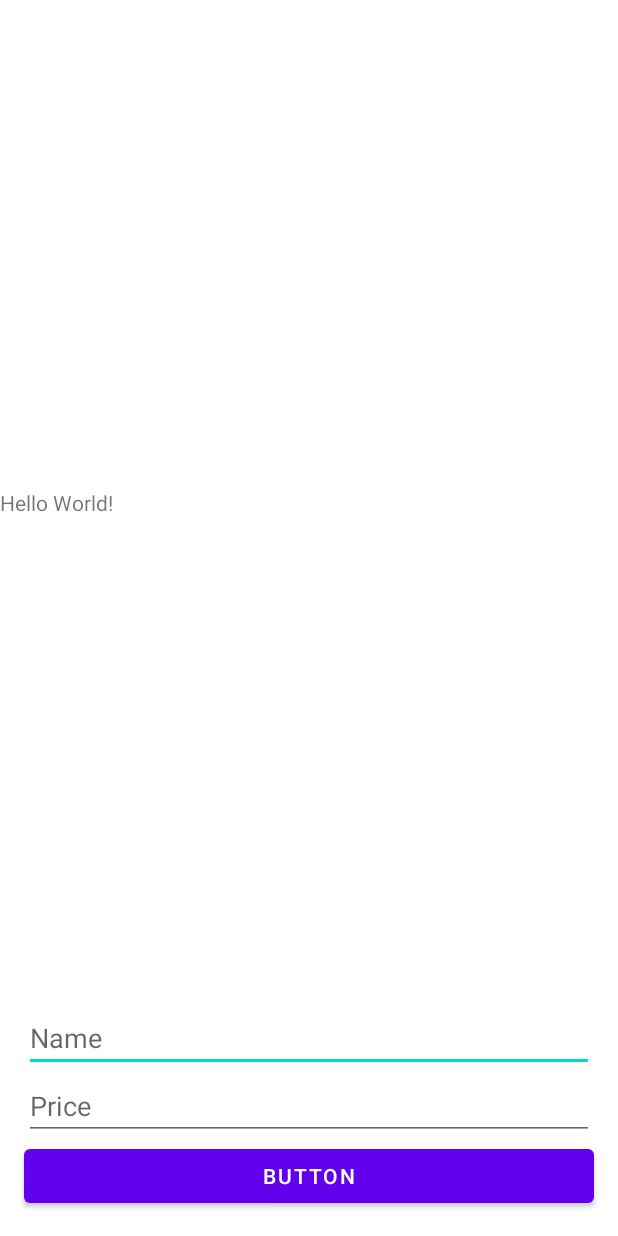
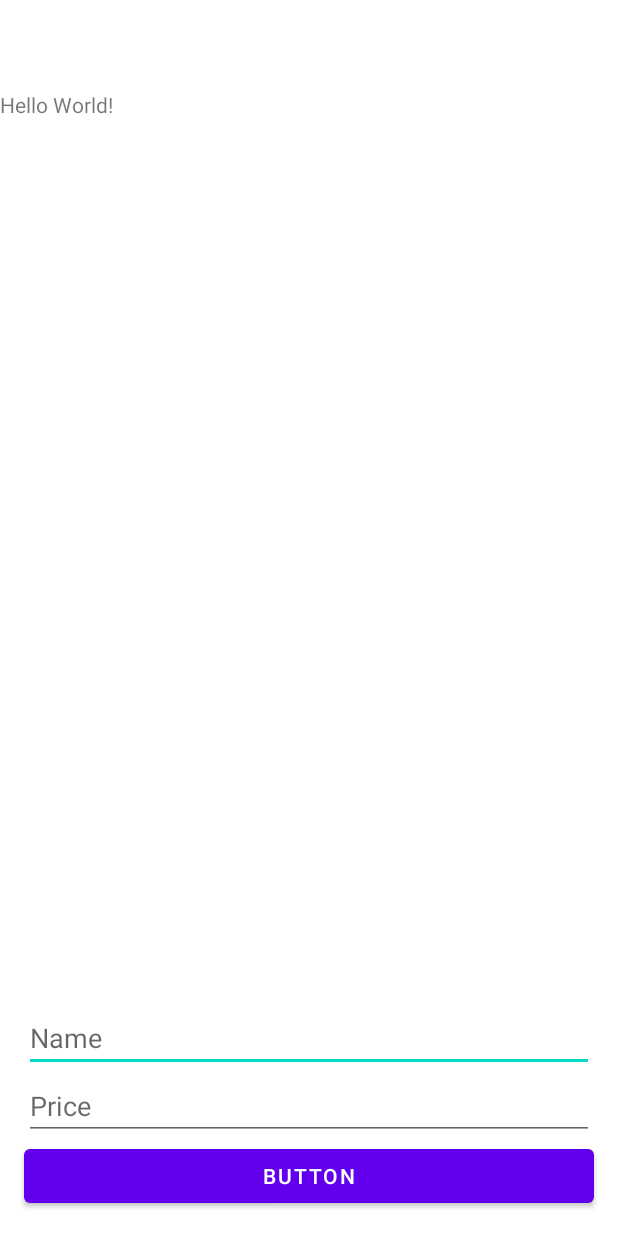
Before and after one commit to KashbullinRail/RoomExampleNeco, an Android app: the layout activity_main.xml on its own in the app's theme, with its tools: preview values and no code run, on a phone screen of 412 x 824 dp. Run offline under Robolectric (Android 15) with nearby library versions, the phone set to English and light mode, and no system bars.

Commit message:
app create finished

```diff
--- a/app/src/main/res/layout/activity_main.xml
+++ b/app/src/main/res/layout/activity_main.xml
@@ -9,7 +9,7 @@
     <TextView
         android:id="@+id/tvView"
         android:layout_width="match_parent"
-        android:layout_height="wrap_content"
+        android:layout_height="550dp"
         android:text="Hello World!"
         app:layout_constraintBottom_toTopOf="@+id/etName"
         app:layout_constraintEnd_toEndOf="@+id/btnSave"
```
Also changed, not shown: app/src/main/java/com/example/roomexampleneco/MainActivity.kt (+4 -3 lines).
